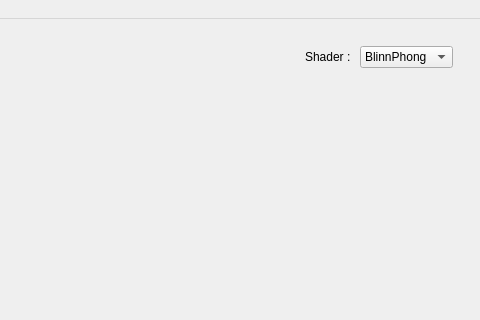
Old version of the form src/Application/mainwindow.ui in the repository DaftMat/Draft-Engine; both pictures show x 545 to 1025 and y 0 to 320 of the 1025 by 619 pixel window.
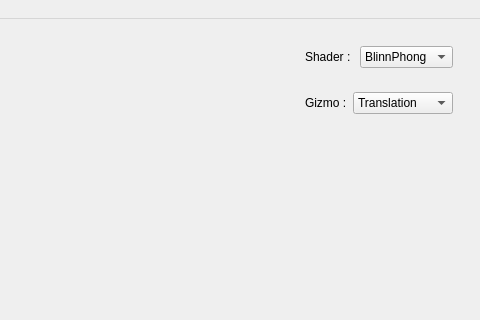
New version of the form. Custom widgets are drawn as their Qt base class.

Commit message: add scale gizmos

```diff
--- a/src/Application/mainwindow.ui
+++ b/src/Application/mainwindow.ui
@@ -89,6 +89,39 @@
          </layout>
         </widget>
        </item>
+       <item>
+        <widget class="QWidget" name="widget_4" native="true">
+         <layout class="QHBoxLayout" name="horizontalLayout_4">
+          <item>
+           <widget class="QLabel" name="label_14">
+            <property name="sizePolicy">
+             <sizepolicy hsizetype="Fixed" vsizetype="Preferred">
+              <horstretch>0</horstretch>
+              <verstretch>0</verstretch>
+             </sizepolicy>
+            </property>
+            <property name="text">
+             <string>Gizmo :</string>
+            </property>
+           </widget>
+          </item>
+          <item>
+           <widget class="QComboBox" name="gizmoType">
+            <item>
+             <property name="text">
+              <string>Translation</string>
+             </property>
+            </item>
+            <item>
+             <property name="text">
+              <string>Scale</string>
+             </property>
+            </item>
+           </widget>
+          </item>
+         </layout>
+        </widget>
+       </item>
        <item>
         <spacer name="verticalSpacer">
          <property name="orientation">
```
The commit also changes 14 other files.
